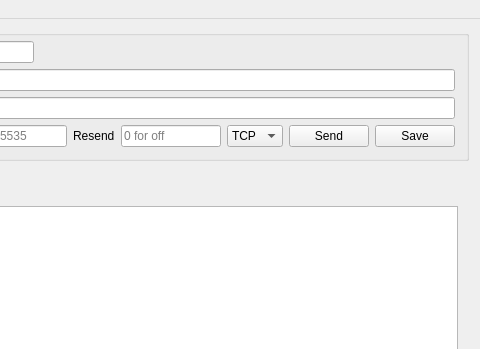
Qt form src/mainwindow.ui (dannagle/PacketSender) before a commit; both pictures show x 429 to 909 and y 0 to 349 of the 909 by 690 pixel window.
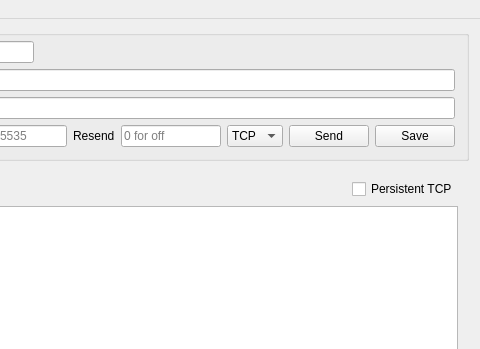
The same form after that commit. Icons and pictures are not drawn.

Commit message: Splitter UI finished. Persistent connections are now functional

The edit to the form file:
```diff
--- a/src/mainwindow.ui
+++ b/src/mainwindow.ui
@@ -212,6 +212,13 @@
             </property>
            </spacer>
           </item>
+          <item>
+           <widget class="QCheckBox" name="persistentTCPCheck">
+            <property name="text">
+             <string>Persistent TCP</string>
+            </property>
+           </widget>
+          </item>
          </layout>
         </item>
         <item>
```
Left out of the diff: 5 changed lines with no effect on the pictures. The commit also changes 11 other files.
